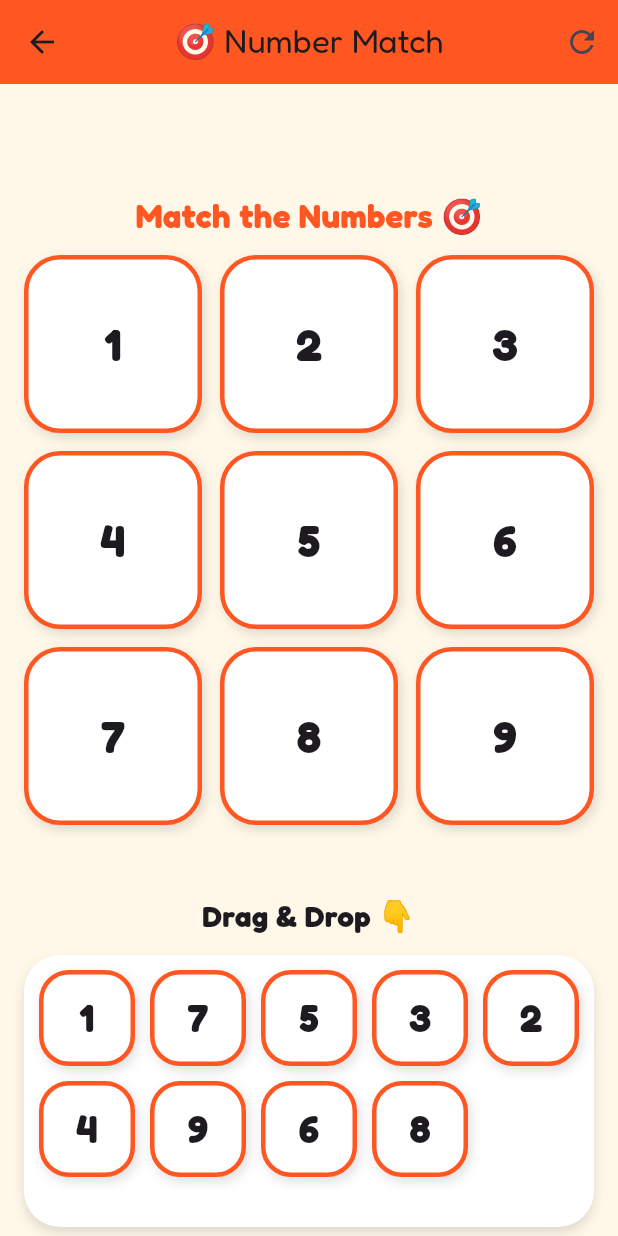
After one commit to argadenil/zinzy, a Flutter app: the NumberMatchingScreen screen opened directly, on a phone screen of 412 x 824 dp. The commit adds this screen. Run offline on Flutter 3.47's test engine with Material 3 defaults, Android fonts, the phone set to English and light mode, and no system bars; our stand-ins replace audioplayers, confetti, flutter_tts, google_fonts, lottie, rive.

Commit message:
changes added

```diff
--- a/lib/screens/numbers/numebers.dart
+++ b/lib/screens/numbers/numebers.dart
@@ -1,5 +1,6 @@
 import 'package:flutter/material.dart';
 import 'package:zinzy/screens/numbers/subscreens/countObjects.dart';
+import 'package:zinzy/screens/numbers/subscreens/numberMatching.dart';
 import 'package:zinzy/screens/numbers/subscreens/numberTracing.dart';
 
 class NumbersScreen extends StatelessWidget {
@@ -124,7 +125,14 @@ class NumbersScreen extends StatelessWidget {
                                 ),
                               );
                               break;
-                            // TODO: Handle other cases
+                              case 'Number Matching':
+                              Navigator.push(
+                                context,
+                                MaterialPageRoute(
+                                  builder: (_) => NumberMatchingScreen(),
+                                ),
+                              );
+                              break;
                           }
                         },
                         child: Padding(
--- /dev/null
+++ b/lib/screens/numbers/subscreens/numberMatching.dart
@@ -0,0 +1,343 @@
+import 'dart:math';
+import 'package:flutter/material.dart';
+import 'package:confetti/confetti.dart';
+
+class NumberMatchingScreen extends StatefulWidget {
+  const NumberMatchingScreen({super.key});
+
+  @override
+  State<NumberMatchingScreen> createState() => _NumberMatchingScreenState();
+}
+
+class _NumberMatchingScreenState extends State<NumberMatchingScreen>
+    with SingleTickerProviderStateMixin {
+  final ConfettiController _confettiController =
+      ConfettiController(duration: const Duration(seconds: 2));
+
+  final List<int> numbers = List.generate(9, (i) => i + 1);
+  late List<int> shuffledNumbers;
+
+  final Map<int, bool> matched = {};
+
+  late AnimationController _bounceController;
+  late Animation<double> _bounceAnimation;
+
+  int stars = 0;
+  bool showSuccess = false;
+
+  @override
+  void initState() {
+    super.initState();
+    _setupGame();
+
+    _bounceController = AnimationController(
+      vsync: this,
+      duration: const Duration(milliseconds: 600),
+    );
+
+    _bounceAnimation =
+        CurvedAnimation(parent: _bounceController, curve: Curves.elasticOut);
+  }
+
+  void _setupGame() {
+    shuffledNumbers = List.from(numbers)..shuffle(Random());
+    matched.clear();
+    for (var n in numbers) {
+      matched[n] = false;
+    }
+    stars = 0;
+    showSuccess = false;
+  }
+
+  @override
+  void dispose() {
+    _confettiController.dispose();
+    _bounceController.dispose();
+    super.dispose();
+  }
+
+  void _handleMatch(int number) {
+    if (matched[number] == true) return;
+
+    setState(() {
+      matched[number] = true;
+      stars++;
+    });
+
+    _confettiController.play();
+    _bounceController.forward(from: 0);
+
+    if (stars == numbers.length) {
+      setState(() => showSuccess = true);
+    }
+  }
+
+  void _resetGame() {
+    setState(() => _setupGame());
+  }
+
+  @override
+  Widget build(BuildContext context) {
+    final size = MediaQuery.of(context).size;
+
+    return Scaffold(
+      backgroundColor: const Color(0xFFFFF7E8),
+      appBar: AppBar(
+        title: const Text('🎯 Number Match'),
+        backgroundColor: Colors.deepOrange,
+        elevation: 0,
+        centerTitle: true,
+        actions: [
+          IconButton(
+            icon: const Icon(Icons.refresh),
+            onPressed: _resetGame,
+          )
+        ],
+      ),
+      body: Stack(
+        children: [
+          /// CONFETTI
+          Align(
+            alignment: Alignment.topCenter,
+            child: ConfettiWidget(
+              confettiController: _confettiController,
+              blastDirectionality: BlastDirectionality.explosive,
+              emissionFrequency: 0.08,
+              numberOfParticles: 60,
+              gravity: 0.25,
+              minBlastForce: 30,
+              maxBlastForce: 80,
+            ),
+          ),
+
+          SafeArea(
+            child: Column(
+              children: [
+                const SizedBox(height: 10),
+
+                /// ⭐ STAR COUNTER
+                ScaleTransition(
+                  scale: _bounceAnimation,
+                  child: Container(
+                    padding:
+                        const EdgeInsets.symmetric(horizontal: 20, vertical: 8),
+                    decoration: BoxDecoration(
+                      color: Colors.white,
+                      borderRadius: BorderRadius.circular(30),
+                      boxShadow: const [
+                        BoxShadow(
+                          color: Colors.black12,
+                          blurRadius: 6,
+                          offset: Offset(0, 2),
+                        )
+                      ],
+                    ),
+                    child: Row(
+                      mainAxisSize: MainAxisSize.min,
+                      children: [
+                        const Icon(Icons.star,
+                            color: Colors.amber, size: 32),
+                        const SizedBox(width: 6),
+                        Text(
+                          "$stars",
+                          style: const TextStyle(
+                            fontSize: 24,
+                            fontWeight: FontWeight.bold,
+                          ),
+                        ),
+                      ],
+                    ),
+                  ),
+                ),
+
+                const SizedBox(height: 12),
+
+                const Text(
+                  "Match the Numbers 🎯",
+                  style: TextStyle(
+                    fontSize: 22,
+                    fontWeight: FontWeight.bold,
+                    color: Colors.deepOrange,
+                  ),
+                ),
+
+                const SizedBox(height: 10),
+
+                /// TARGET GRID
+                Expanded(
+                  child: GridView.count(
+                    padding: const EdgeInsets.symmetric(horizontal: 16),
+                    crossAxisCount: 3,
+                    crossAxisSpacing: 12,
+                    mainAxisSpacing: 12,
+                    children: numbers.map((number) {
+                      return DragTarget<int>(
+                        onWillAccept: (data) => data == number,
+                        onAccept: (data) => _handleMatch(number),
+                        builder: (context, candidateData, rejectedData) {
+                          return AnimatedContainer(
+                            duration: const Duration(milliseconds: 250),
+                            alignment: Alignment.center,
+                            decoration: BoxDecoration(
+                              color: matched[number]!
+                                  ? Colors.green.shade400
+                                  : Colors.white,
+                              borderRadius: BorderRadius.circular(24),
+                              border: Border.all(
+                                color: Colors.deepOrange,
+                                width: 3,
+                              ),
+                              boxShadow: const [
+                                BoxShadow(
+                                  color: Colors.black12,
+                                  blurRadius: 6,
+                                  offset: Offset(2, 3),
+                                )
+                              ],
+                            ),
+                            child: Text(
+                              matched[number]! ? "✅ $number" : "$number",
+                              style: const TextStyle(
+                                fontSize: 30,
+                                fontWeight: FontWeight.bold,
+                              ),
+                            ),
+                          );
+                        },
+                      );
+                    }).toList(),
+                  ),
+                ),
+
+                const SizedBox(height: 8),
+
+                const Text(
+                  "Drag & Drop 👇",
+                  style: TextStyle(fontSize: 20, fontWeight: FontWeight.bold),
+                ),
+
+                const SizedBox(height: 6),
+
+                /// DRAGGABLE AREA (Fixed height, scrollable)
+                Container(
+                  height: size.height * 0.22,
+                  margin:
+                      const EdgeInsets.symmetric(horizontal: 16, vertical: 6),
+                  padding: const EdgeInsets.all(10),
+                  decoration: BoxDecoration(
+                    color: Colors.white,
+                    borderRadius: BorderRadius.circular(24),
+                    boxShadow: const [
+                      BoxShadow(
+                        color: Colors.black12,
+                        blurRadius: 6,
+                        offset: Offset(0, 4),
+                      )
+                    ],
+                  ),
+                  child: GridView.count(
+                    crossAxisCount: 5,
+                    crossAxisSpacing: 10,
+                    mainAxisSpacing: 10,
+                    children: shuffledNumbers.map((number) {
+                      if (matched[number]!) return const SizedBox();
+                      return Draggable<int>(
+                        data: number,
+                        feedback: _buildNumberCard(number, true),
+                        childWhenDragging:
+                            _buildNumberCard(number, false, faded: true),
+                        child: _buildNumberCard(number, false),
+                      );
+                    }).toList(),
+                  ),
+                ),
+              ],
+            ),
+          ),
+
+          /// 🎉 SUCCESS OVERLAY
+          if (showSuccess)
+            Container(
+              color: Colors.black54,
+              child: Center(
+                child: Container(
+                  padding: const EdgeInsets.all(24),
+                  margin: const EdgeInsets.symmetric(horizontal: 30),
+                  decoration: BoxDecoration(
+                    color: Colors.white,
+                    borderRadius: BorderRadius.circular(24),
+                  ),
+                  child: Column(
+                    mainAxisSize: MainAxisSize.min,
+                    children: [
+                      const Text(
+                        "🎉 Level Complete!",
+                        style: TextStyle(
+                          fontSize: 28,
+                          fontWeight: FontWeight.bold,
+                          color: Colors.deepOrange,
+                        ),
+                      ),
+                      const SizedBox(height: 10),
+                      Text(
+                        "You earned $stars ⭐",
+                        style: const TextStyle(fontSize: 20),
+                      ),
+                      const SizedBox(height: 20),
+                      ElevatedButton(
+                        onPressed: _resetGame,
+                        style: ElevatedButton.styleFrom(
+                          backgroundColor: Colors.deepOrange,
+                          padding: const EdgeInsets.symmetric(
+                              horizontal: 30, vertical: 12),
+                          shape: RoundedRectangleBorder(
+                            borderRadius: BorderRadius.circular(20),
+                          ),
+                        ),
+                        child: const Text(
+                          "Play Again",
+                          style: TextStyle(fontSize: 18),
+                        ),
+                      )
+                    ],
+                  ),
+                ),
+              ),
+            )
+        ],
+      ),
+    );
+  }
+
+  Widget _buildNumberCard(int number, bool dragging,
+      {bool faded = false}) {
+    return Opacity(
+      opacity: faded ? 0.4 : 1,
+      child: Material(
+        color: Colors.transparent,
+        child: Container(
+          alignment: Alignment.center,
+          decoration: BoxDecoration(
+            color: dragging ? Colors.orangeAccent : Colors.white,
+            borderRadius: BorderRadius.circular(20),
+            border: Border.all(color: Colors.deepOrange, width: 3),
+            boxShadow: const [
+              BoxShadow(
+                color: Colors.black12,
+                blurRadius: 6,
+                offset: Offset(2, 3),
+              )
+            ],
+          ),
+          child: Text(
+            "$number",
+            style: const TextStyle(
+              fontSize: 26,
+              fontWeight: FontWeight.bold,
+            ),
+          ),
+        ),
+      ),
+    );
+  }
+}
```
